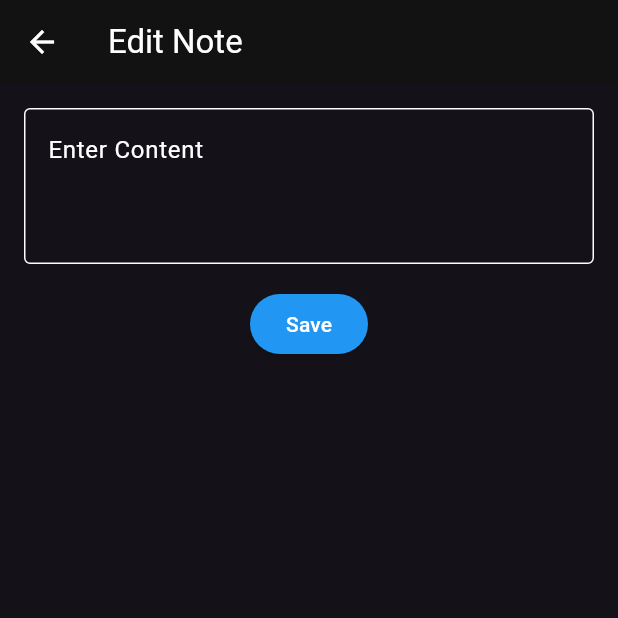
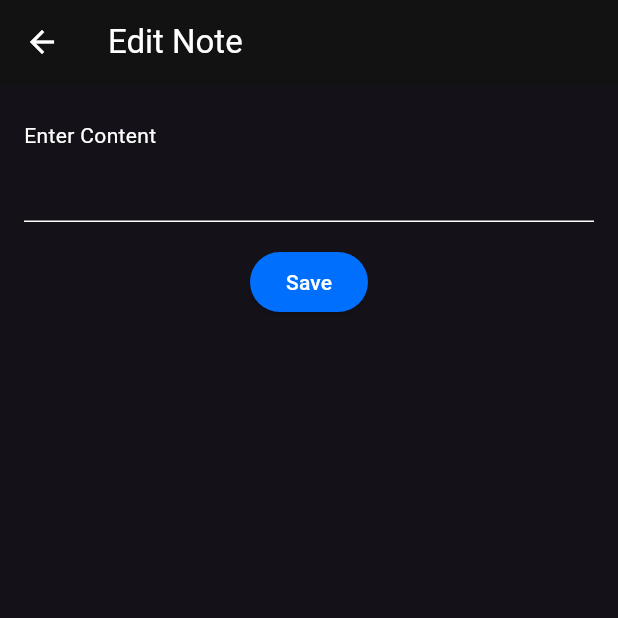
Before and after one commit to bluegmlduf2/noteapp, a Flutter app: the screen it shows after launch, after a tap on the "add" icon, on a phone screen of 412 x 824 dp, the top half of it. Run offline on Flutter 3.47's test engine with Material 3 defaults, Android fonts, the phone set to English and light mode, and no system bars; our stand-ins replace shared_preferences, sqflite; accounts and stored records are empty.

Commit message:
add: 테마 인풋적용

```diff
--- a/lib/screens/edit.dart
+++ b/lib/screens/edit.dart
@@ -1,5 +1,6 @@
 import 'package:flutter/material.dart';
 import '../data/models.dart';
+import '../data/colors.dart';
 import '../services/database.dart';
 
 class EditNotePage extends StatefulWidget {
@@ -72,9 +73,9 @@ class _EditNotePageState extends State<EditNotePage> {
         child: Column(
           children: [
             TextField(
+              style: Theme.of(context).textTheme.bodyMedium,
               controller: contentController,
               decoration: InputDecoration(
-                border: OutlineInputBorder(),
                 hintText: 'Enter Content',
               ),
               keyboardType: TextInputType.multiline,
@@ -89,16 +90,16 @@ class _EditNotePageState extends State<EditNotePage> {
                 if (widget.existingNote != null)
                   ElevatedButton(
                     style: ElevatedButton.styleFrom(
-                      backgroundColor: Colors.red,
-                      foregroundColor: Colors.white,
+                      backgroundColor: red1,
+                      foregroundColor: white1,
                     ),
                     onPressed: _deleteNote,
                     child: const Text('Delete'),
                   ),
                 ElevatedButton(
                   style: ElevatedButton.styleFrom(
-                    backgroundColor: Colors.blue,
-                    foregroundColor: Colors.white,
+                    backgroundColor: blue1,
+                    foregroundColor: white1,
                   ),
                   onPressed: _saveNote,
                   child: const Text('Save'),
```
